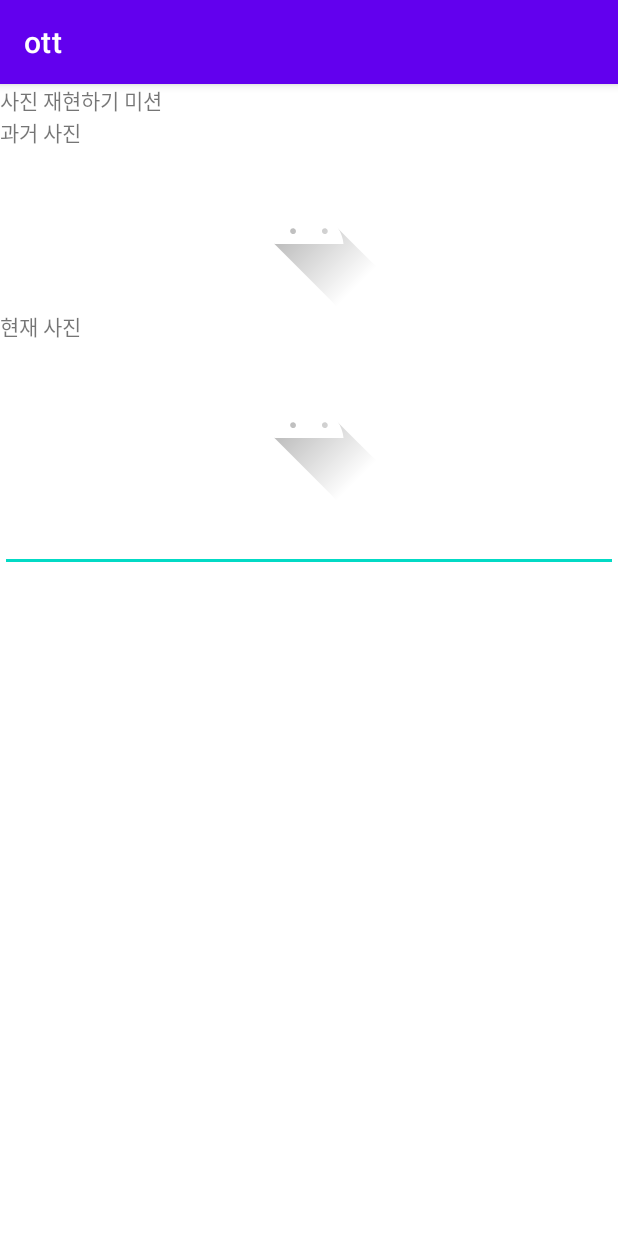
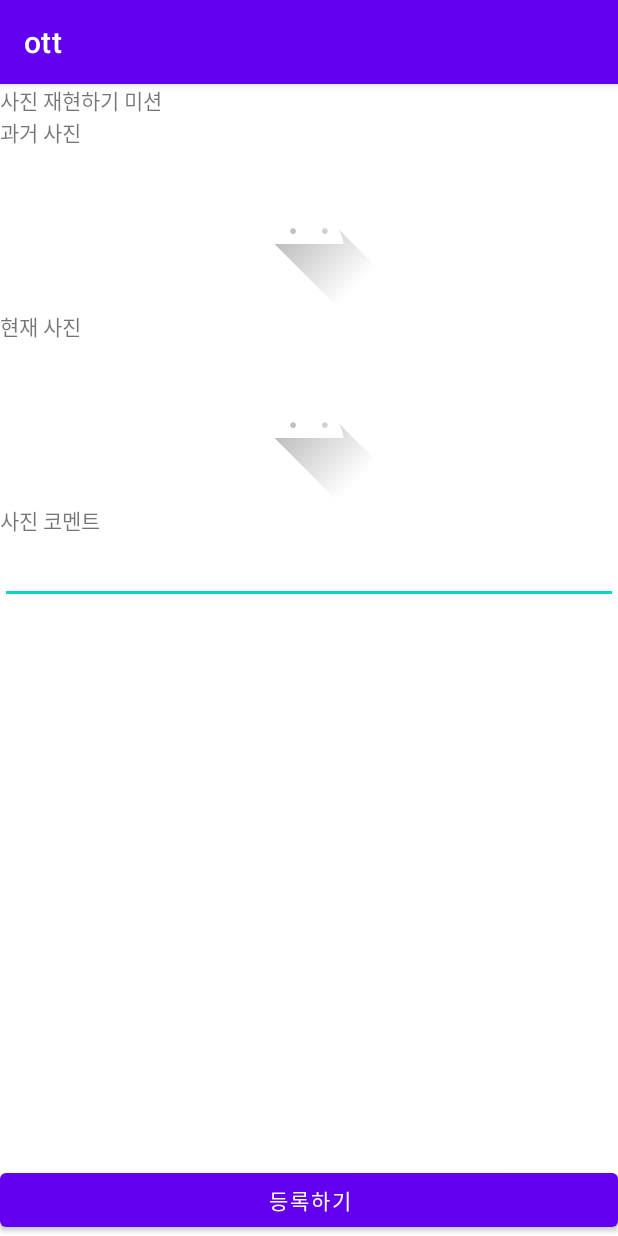
Before and after one commit to OnTheTop/ott-android, an Android app: the PhotoMissionActivity screen opened directly, with no data from a screen before it, on a phone screen of 412 x 824 dp. Run offline under Robolectric (Android 15) with nearby library versions, the phone set to English and light mode, and no system bars; our stand-ins replace data binding.

Commit message:
[Design] 레이아웃 수정, string 분리

```diff
--- a/app/src/main/res/layout/activiy_photo_mission.xml
+++ b/app/src/main/res/layout/activiy_photo_mission.xml
@@ -3,6 +3,7 @@
     xmlns:app="http://schemas.android.com/apk/res-auto">
 
     <data>
+
         <variable
             name="photoActivity"
             type="com.unithon.ott.presentation.ui.photo.PhotoMissionActivity" />
@@ -16,59 +17,74 @@
             android:id="@+id/tv_photo_mission_guide"
             android:layout_width="match_parent"
             android:layout_height="wrap_content"
-            android:text="사진 재현하기 미션"
+            android:text="@string/photo_mission_tv_guide"
             app:layout_constraintEnd_toEndOf="parent"
             app:layout_constraintStart_toStartOf="parent"
-            app:layout_constraintTop_toTopOf="parent"
-            />
+            app:layout_constraintTop_toTopOf="parent" />
 
         <TextView
+            android:id="@+id/tv_photo_mission_past"
             android:layout_width="wrap_content"
             android:layout_height="wrap_content"
-            app:layout_constraintTop_toBottomOf="@id/tv_photo_mission_guide"
+            android:text="@string/photo_mission_tv_past"
             app:layout_constraintStart_toStartOf="@id/tv_photo_mission_guide"
-            android:text="과거 사진"
-            android:id="@+id/tv_photo_mission_past"
-            />
+            app:layout_constraintTop_toBottomOf="@id/tv_photo_mission_guide" />
 
         <ImageView
-            android:onClick="@{() -> photoActivity.openGalleryListener()}"
+            android:id="@+id/iv_photo_mission_past"
             android:layout_width="wrap_content"
             android:layout_height="wrap_content"
-            app:layout_constraintTop_toBottomOf="@id/tv_photo_mission_past"
+            android:onClick="@{() -> photoActivity.openGalleryListener()}"
+            android:src="@drawable/ic_launcher_foreground"
+            app:layout_constraintEnd_toEndOf="parent"
             app:layout_constraintStart_toStartOf="parent"
-            app:layout_constraintEnd_toEndOf="parent"
-            android:src="@drawable/ic_launcher_foreground"
-            android:id="@+id/iv_photo_mission_past"/>
+            app:layout_constraintTop_toBottomOf="@id/tv_photo_mission_past" />
 
         <TextView
+            android:id="@+id/tv_photo_mission_recent"
             android:layout_width="wrap_content"
             android:layout_height="wrap_content"
-            app:layout_constraintTop_toBottomOf="@id/iv_photo_mission_past"
+            android:text="@string/photo_mission_tv_recent"
             app:layout_constraintStart_toStartOf="parent"
-            android:text="현재 사진"
-            android:id="@+id/tv_photo_mission_recent"
-            />
+            app:layout_constraintTop_toBottomOf="@id/iv_photo_mission_past" />
 
         <ImageView
-            android:onClick="@{() -> photoActivity.openGalleryListener()}"
             android:id="@+id/iv_photo_mission_recent"
             android:layout_width="wrap_content"
             android:layout_height="wrap_content"
+            android:onClick="@{() -> photoActivity.openGalleryListener()}"
             android:src="@drawable/ic_launcher_foreground"
             app:layout_constraintEnd_toEndOf="parent"
             app:layout_constraintStart_toStartOf="parent"
             app:layout_constraintTop_toBottomOf="@+id/tv_photo_mission_recent" />
 
+
+        <TextView
+            android:id="@+id/tv_photo_mission_comment"
+            android:layout_width="wrap_content"
+            android:layout_height="wrap_content"
+            android:text="@string/photo_mission_comment"
+            app:layout_constraintStart_toStartOf="parent"
+            app:layout_constraintTop_toBottomOf="@id/iv_photo_mission_recent" />
+
         <EditText
+            android:id="@+id/et_photo_mission_comment"
             android:layout_width="0dp"
             android:layout_height="wrap_content"
-            app:layout_constraintTop_toBottomOf="@id/iv_photo_mission_recent"
+            android:autofillHints="false"
+            android:inputType=""
+            app:layout_constraintEnd_toEndOf="parent"
             app:layout_constraintStart_toStartOf="parent"
+            app:layout_constraintTop_toBottomOf="@id/tv_photo_mission_comment" />
+
+        <Button
+            android:id="@+id/btn_photo_mission_ok"
+            android:layout_width="match_parent"
+            android:layout_height="wrap_content"
+            android:text="@string/btn_registration"
+            app:layout_constraintBottom_toBottomOf="parent"
             app:layout_constraintEnd_toEndOf="parent"
-            android:id="@+id/et_photo_mission_comment"
-            android:autofillHints="false"
-            android:inputType="" />
+            app:layout_constraintStart_toStartOf="parent" />
 
     </androidx.constraintlayout.widget.ConstraintLayout>
 
--- a/app/src/main/res/values/strings.xml
+++ b/app/src/main/res/values/strings.xml
@@ -3,6 +3,9 @@
     <string name="shared_pref_key">OTT_DB</string>
     <string name="loading_dialog_message">잠시만 기다려주세요</string>
 
+
+    <!-- Button 모음 -->
+    <string name="btn_registration">등록하기</string>
 
     <!-- 이미지 접근 메세지 -->
     <string name="img_permission_dialog_title">이미지 접근 권한 허용을 거부하였습니다.</string>
@@ -10,4 +13,10 @@
     <string name="img_permission_dialog_ok">설정</string>
     <string name="img_permission_dialog_dismiss">닫기</string>
 
+    <!-- 사진 미션 -->
+    <string name="photo_mission_tv_guide">사진 재현하기 미션</string>
+    <string name="photo_mission_tv_past">과거 사진</string>
+    <string name="photo_mission_tv_recent">현재 사진</string>
+    <string name="photo_mission_comment">사진 코멘트</string>
+
 </resources>
```
